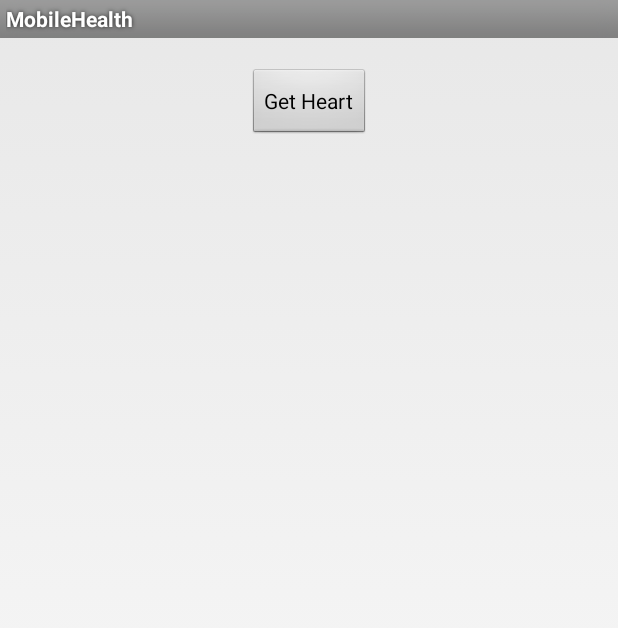
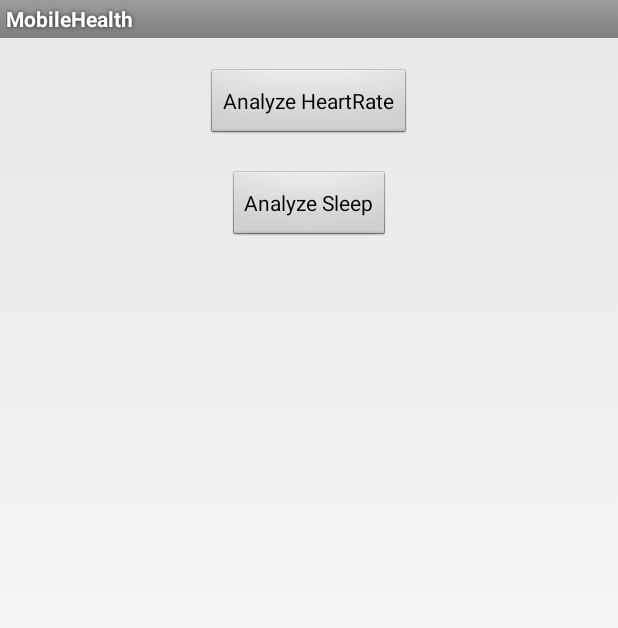
Before and after one commit to casson/MobileHealth, an Android app: the MainActivity screen opened directly, with no data from a screen before it, on a phone screen of 412 x 824 dp. Shown: the top 628 px of the screen. Run offline under Robolectric (Android 15) with nearby library versions, the phone set to English and light mode, and no system bars.

Commit message:
快看看

```diff
--- a/app/src/main/java/com/zhuchao/mobilehealth/CheckActivity.java
+++ b/app/src/main/java/com/zhuchao/mobilehealth/CheckActivity.java
@@ -4,7 +4,6 @@ import android.app.Activity;
 import android.os.Bundle;
 import android.view.Menu;
 import android.view.MenuItem;
-import com.hcy.mobilehealth.R;
 
 public class CheckActivity extends Activity {
 
--- a/app/src/main/java/com/zhuchao/mobilehealth/LoginActivity.java
+++ b/app/src/main/java/com/zhuchao/mobilehealth/LoginActivity.java
@@ -36,9 +36,8 @@ public class LoginActivity extends Activity {
             @Override
             public void onClick(View view) {
                 if (phone.equals("") || password.equals("")) {
-                    Toast.makeText(getApplicationContext(), "������������Ϣ", Toast.LENGTH_SHORT).show();
-                } else {
-                    //����¼ʱ��д�����ݷ��͵���������
+                    Toast.makeText(getApplicationContext(), "请确保信息不为空", Toast.LENGTH_SHORT).show();
+                } else{
                     String result = NetworkFunction.ConnectServer("http://123.56.85.58:8080/MobileHealth/user/add.action",
                             new String[]{"phoneNumber", "password"}, new String[]{phone, password});
                     if (result.equals("true")) {
--- a/app/src/main/java/com/zhuchao/mobilehealth/MainActivity.java
+++ b/app/src/main/java/com/zhuchao/mobilehealth/MainActivity.java
@@ -1,17 +1,44 @@
 package com.zhuchao.mobilehealth;
 
 import android.app.Activity;
+import android.content.Intent;
 import android.os.Bundle;
 import android.view.Menu;
 import android.view.MenuItem;
+import android.view.View;
+import android.widget.Button;
+import android.widget.CompoundButton;
 
 
 public class MainActivity extends Activity {
+
+    private Button analyzeHeartRate;
+    private Button analyzeSleep;
 
     @Override
     protected void onCreate(Bundle savedInstanceState) {
         super.onCreate(savedInstanceState);
         setContentView(R.layout.activity_main);
+
+        analyzeHeartRate = (Button) findViewById(R.id.heartButton);
+        analyzeSleep = (Button) findViewById(R.id.sleepButton);
+
+        analyzeHeartRate.setOnClickListener(new View.OnClickListener() {
+            @Override
+            public void onClick(View view) {
+                Intent intent=new Intent(MainActivity.this,CheckActivity.class);
+                startActivity(intent);
+            }
+        });
+
+        analyzeSleep.setOnClickListener(new View.OnClickListener() {
+            @Override
+            public void onClick(View view) {
+                Intent intent=new Intent(MainActivity.this,Activity.class);
+                startActivity(intent);
+            }
+        });
+
     }
 
     @Override
--- a/app/src/main/res/layout/activity_main.xml
+++ b/app/src/main/res/layout/activity_main.xml
@@ -3,12 +3,22 @@
     android:layout_width="match_parent"
     android:layout_height="match_parent"
     tools:context=".MainActivity">
+
     <Button
         android:id="@+id/heartButton"
         android:layout_width="wrap_content"
         android:layout_height="wrap_content"
         android:layout_centerHorizontal="true"
         android:layout_marginTop="20dp"
-        android:text="Get Heart"/>
+        android:text="Analyze HeartRate"/>
+
+    <Button
+        android:id="@+id/sleepButton"
+        android:layout_below="@id/heartButton"
+        android:layout_width="wrap_content"
+        android:layout_height="wrap_content"
+        android:layout_centerHorizontal="true"
+        android:layout_marginTop="20dp"
+        android:text="Analyze Sleep"/>
 
 </RelativeLayout>
--- a/app/src/main/res/layout/activity_register.xml
+++ b/app/src/main/res/layout/activity_register.xml
@@ -68,6 +68,7 @@
     </LinearLayout>
 
     <Button
+        android:id="@+id/registe"
         android:layout_below="@id/three"
         android:layout_width="match_parent"
         android:layout_height="wrap_content"
```
Also changed, not shown: app/src/main/java/com/zhuchao/mobilehealth/RegisterActivity.java (+16 -12 lines).
